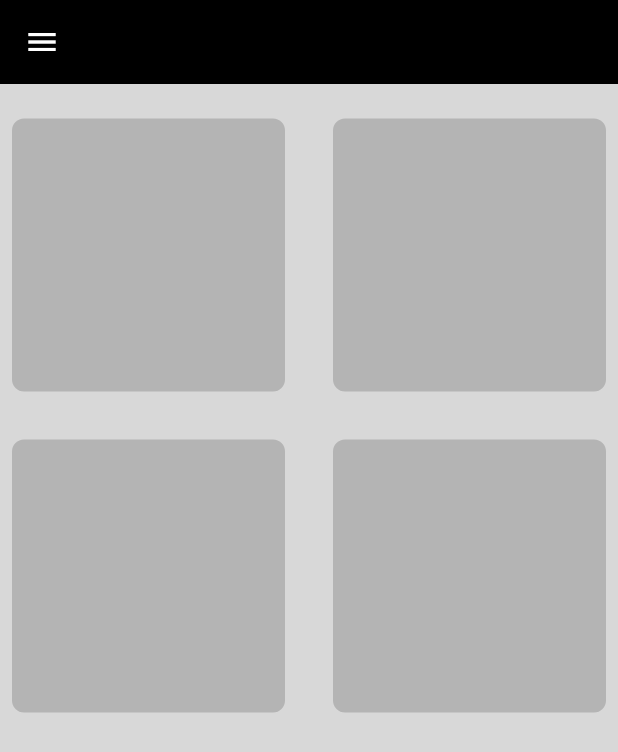
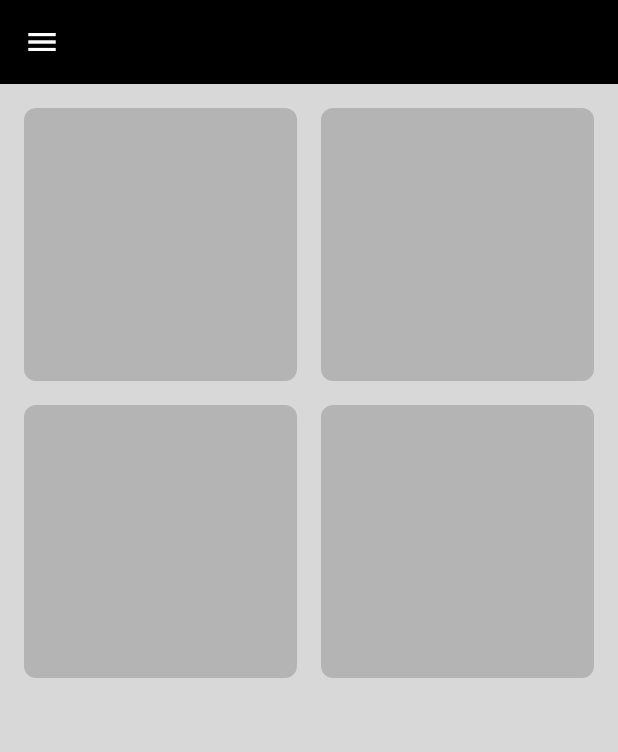
Before and after one commit to osamaromeh10/responsive_ui, a Flutter app: the screen it shows after launch, on a phone screen of 412 x 824 dp. Shown: the top 752 px of the screen. Run offline on Flutter 3.47's test engine with Material 3 defaults, Android fonts, the phone set to English and light mode, and no system bars.

```diff
--- /dev/null
+++ b/lib/views/widgets/custom_item.dart
@@ -0,0 +1,15 @@
+import 'package:flutter/material.dart';
+
+class CustomItem extends StatelessWidget {
+  const CustomItem({super.key});
+
+  @override
+  Widget build(BuildContext context) {
+    return Container(
+      decoration: BoxDecoration(
+        color: Color(0xffB4B4B4),
+        borderRadius: BorderRadius.circular(8),
+      ),
+    );
+  }
+}
--- a/lib/views/widgets/custom_sliver_grid.dart
+++ b/lib/views/widgets/custom_sliver_grid.dart
@@ -1,4 +1,5 @@
 import 'package:flutter/material.dart';
+import 'package:responsive_ui/views/widgets/custom_item.dart';
 
 class CustomSliverGrid extends StatelessWidget {
   const CustomSliverGrid({super.key});
@@ -13,15 +14,7 @@ class CustomSliverGrid extends StatelessWidget {
       ),
       itemCount: 4,
       itemBuilder: (context, index) {
-        return Padding(
-          padding: const EdgeInsets.all(8.0),
-          child: Container(
-            decoration: BoxDecoration(
-              color: Color(0xffB4B4B4),
-              borderRadius: BorderRadius.circular(8),
-            ),
-          ),
-        );
+        return CustomItem();
       },
     );
   }
--- a/lib/views/widgets/home_view_body.dart
+++ b/lib/views/widgets/home_view_body.dart
@@ -6,11 +6,14 @@ class HomeViewBody extends StatelessWidget {
 
   @override
   Widget build(BuildContext context) {
-    return CustomScrollView(
-      slivers: [
-        SliverToBoxAdapter(child: SizedBox(height: 15)),
-        CustomSliverGrid(),
-      ],
+    return Padding(
+      padding: const EdgeInsets.symmetric(horizontal: 16),
+      child: CustomScrollView(
+        slivers: [
+          SliverToBoxAdapter(child: SizedBox(height: 16)),
+          CustomSliverGrid(),
+        ],
+      ),
     );
   }
 }
```
